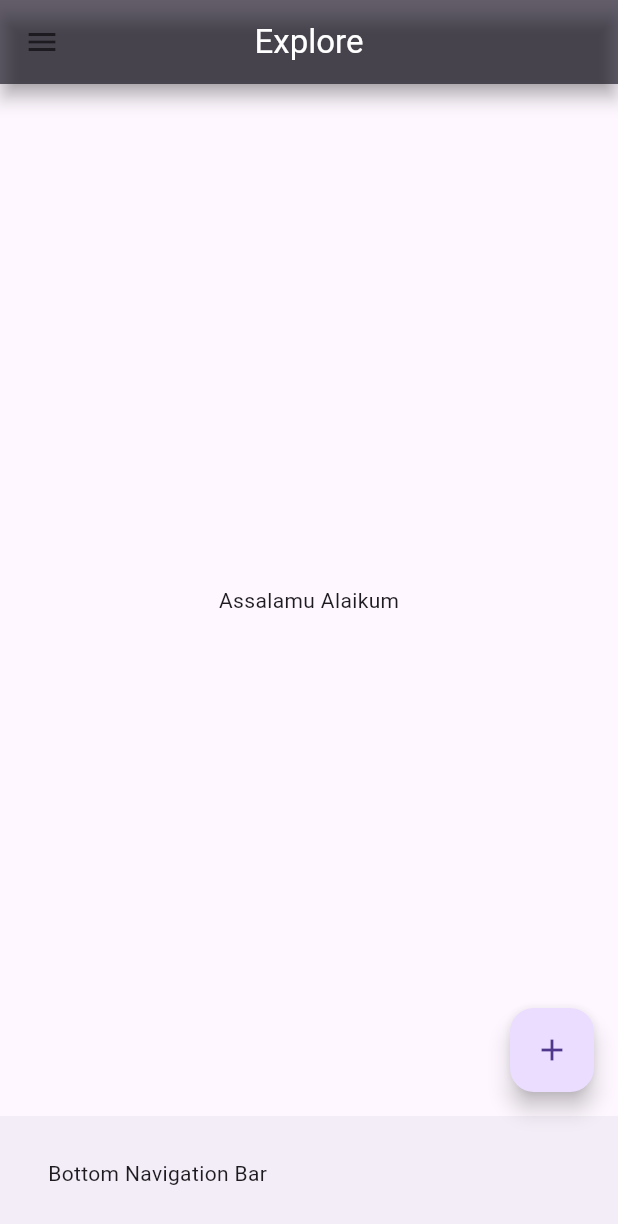
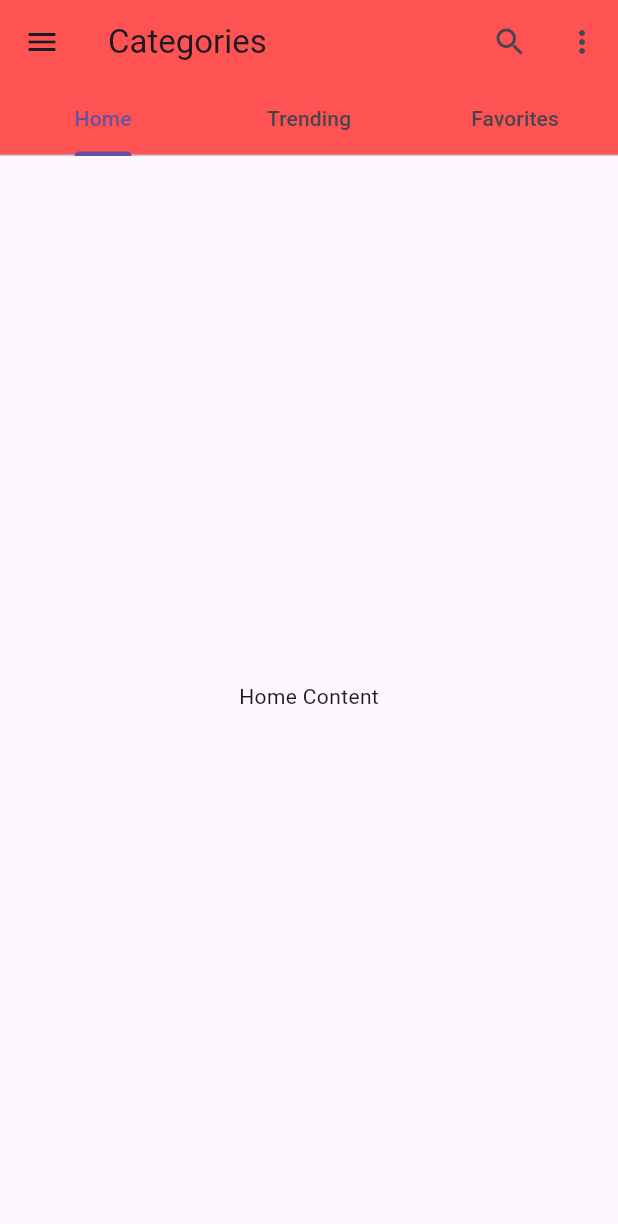
Before and after one commit to iqbal-hossain-01/flutter_practices, a Flutter app: the screen it shows after launch, on a phone screen of 412 x 824 dp. Shown: the top 1224 px of the screen. Run offline on Flutter 3.47's test engine with Material 3 defaults, Android fonts, the phone set to English and light mode, and no system bars.

Commit message:
AppBar with Tabs

```diff
--- a/lib/pages/home_screen.dart
+++ b/lib/pages/home_screen.dart
@@ -5,43 +5,61 @@ class HomeScreen extends StatelessWidget {
 
   @override
   Widget build(BuildContext context) {
-    return Scaffold(
-      // <---- APP BAR ---->
-      appBar: AppBar(
-        title: const Text(
-          "Explore",
-          style: TextStyle(
-            fontSize: 22.0,
-            color: Colors.white,
+    return DefaultTabController(
+      length: 3,
+      child: Scaffold(
+        appBar: AppBar(
+          title: const Text("Categories"),
+          actions: [
+            IconButton(
+              onPressed: () {
+                // Search Action
+              },
+              icon: const Icon(Icons.search),
+            ),
+            IconButton(
+              onPressed: () {
+                // Vert Action
+              },
+              icon: const Icon(Icons.more_vert),
+            ),
+          ],
+          bottom: const TabBar(
+            tabs: [
+              Tab(
+                text: "Home",
+              ),
+              Tab(
+                text: "Trending",
+              ),
+              Tab(
+                text: "Favorites",
+              ),
+            ],
           ),
+          backgroundColor: Colors.redAccent,
         ),
-        backgroundColor: Colors.black.withOpacity(0.6),
-        elevation: 5.0,
-        shadowColor: Colors.grey,
-        centerTitle: true,
-      ),
+        drawer: const Drawer(),
+        body: TabBarView(
+          children: [
+            const Center(
+              child: Text(
+                "Home Content",
+              ),
+            ),
+            const Center(
+              child: Text(
+                "Trending Content",
+              ),
+            ),
 
-      // <---- DRAWER ---->
-      drawer: const Drawer(),
-
-      // <---- BODY PART ---->
-      body: const Center(
-        child: Text("Assalamu Alaikum"),
-      ),
-
-      // <---- FlotingActionButton ---->
-      floatingActionButton: FloatingActionButton(
-        onPressed: () {
-          // Do something
-        },
-        child: const Icon(Icons.add),
-      ),
-
-      // <---- BOTTOM BAR ---->
-      bottomNavigationBar: const BottomAppBar(
-        child: Padding(
-          padding: EdgeInsets.all(16.0),
-          child: Text("Bottom Navigation Bar"),
+            Scaffold(
+                floatingActionButton: FloatingActionButton(
+                  onPressed: () {},
+                  child: const Icon(Icons.add),
+                ),
+              ),
+          ],
         ),
       ),
     );
```
